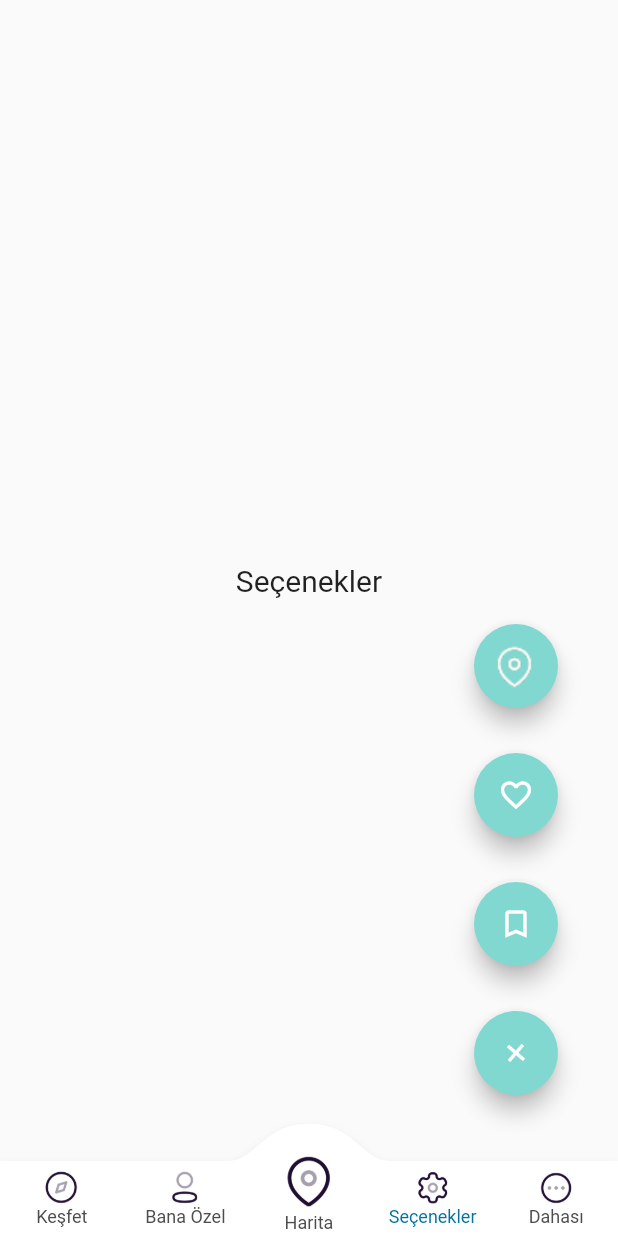
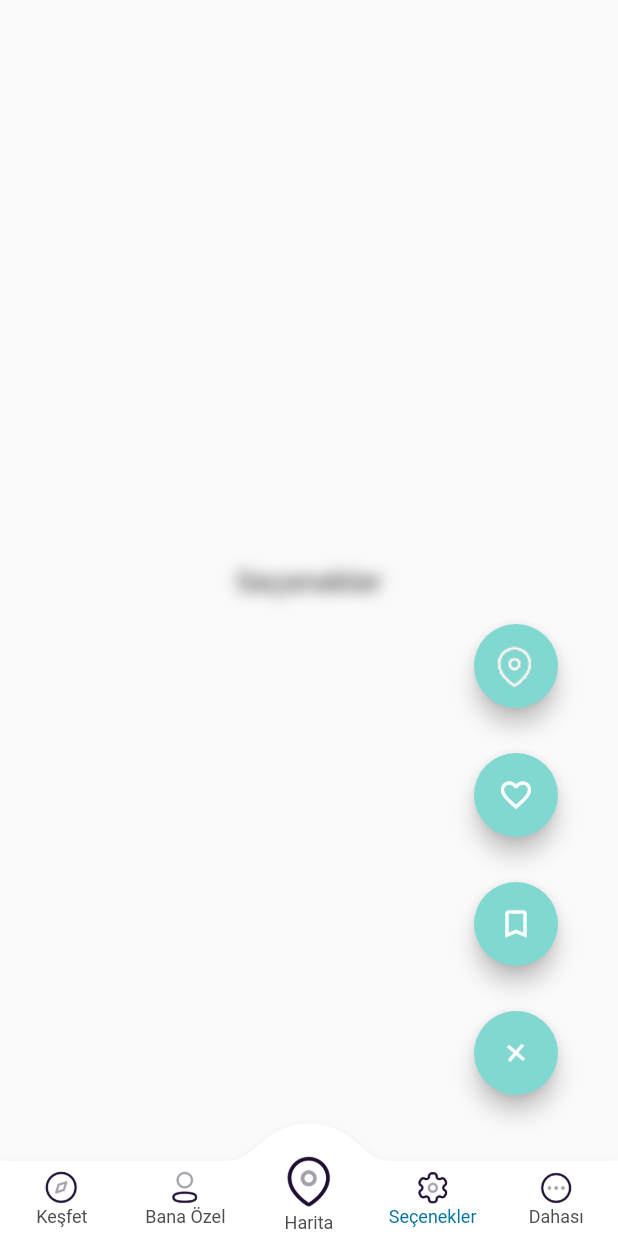
Before and after one commit to cihan-droid/bottomnav-master, a Flutter app: the screen it shows after launch, item 4 of the bottom bar chosen, after a tap on the "add" icon, on a phone screen of 412 x 824 dp. Run offline on Flutter 3.47's test engine with Material 2 defaults, Android fonts, the phone set to English and light mode, and no system bars; drawn by our look-alikes of convex_bottom_bar.

Commit message:
arka plan oldu

```diff
--- a/lib/FabIkon.dart
+++ b/lib/FabIkon.dart
@@ -1,4 +1,5 @@
 import 'package:bottomnav/bloc/fab_icon_bloc.dart';
+import 'package:bottomnav/bloc/fab_icon_bloc_provider.dart';
 import 'package:flutter/material.dart';
 
 class FabIkon extends StatefulWidget {
@@ -42,13 +43,19 @@ class _FabIkonState extends State<FabIkon> with SingleTickerProviderStateMixin {
         curve: _curve,
       ),
     ));
-    _fabIkonBloc = FabIkonBloc();
     super.initState();
+  }
+
+  @override
+  void didChangeDependencies() {
+    super.didChangeDependencies();
+    _fabIkonBloc = FabIkonBlocProvider.of(context).fabIkonBlocc;
   }
 
   @override
   dispose() {
     _animationController.dispose();
+    _fabIkonBloc.dispose();
     super.dispose();
   }
 
@@ -58,7 +65,7 @@ class _FabIkonState extends State<FabIkon> with SingleTickerProviderStateMixin {
       _fabIkonBloc.fabIkonEkleSinki.add(true);
     } else {
       _animationController.reverse();
-      _fabIkonBloc.fabIkonEkleSinki.add(null);
+      _fabIkonBloc.fabIkonEkleSinki.add(false);
     }
     isOpened = !isOpened;
   }
--- a/lib/Home.dart
+++ b/lib/Home.dart
@@ -1,5 +1,8 @@
+import 'dart:ui';
+
 import 'package:bottomnav/FabIkon.dart';
 import 'package:bottomnav/bloc/fab_icon_bloc.dart';
+import 'package:bottomnav/bloc/fab_icon_bloc_provider.dart';
 import 'package:convex_bottom_bar/convex_bottom_bar.dart';
 import 'package:flutter/material.dart';
 import 'package:flutter/services.dart';
@@ -38,13 +41,19 @@ class _MyHomePageState extends State<MyHomePage> with TickerProviderStateMixin {
   }
 
   @override
+  void dispose() {
+    _fabIkonBloc.dispose();
+    super.dispose();
+  }
+
+  @override
   Widget build(BuildContext context) {
-    return Scaffold(
-      body: StreamBuilder(
-        stream: _fabIkonBloc.fabIkonStream,
-        builder: (context, snapshot) {
-          if (!snapshot.hasData) {
-            return PageView(
+    return FabIkonBlocProvider(
+        fabIkonBlocc: _fabIkonBloc,
+        child: Scaffold(
+          body: Stack(
+            children: [
+              PageView(
                 controller: _pageController,
                 onPageChanged: (page) {
                   setState(() {
@@ -60,11 +69,27 @@ class _MyHomePageState extends State<MyHomePage> with TickerProviderStateMixin {
                   Secenekler(),
                   Dahasi(),
                 ],
-            );
+              ),
+              StreamBuilder(
+                stream: _fabIkonBloc.fabIkonStream,
+                builder: (context, snapshot) {
+                  if (snapshot.data == true) {
+                    return Positioned.fill(
+                        child: BackdropFilter(
+                      filter: ImageFilter.blur(
+                        sigmaX: 5,
+                        sigmaY: 5,
+                      ),
+                      child: Container(
+                        color: Colors.black.withOpacity(0),
+                      ),
+                    ));
                   } else {
                     return Container();
                   }
                 },
+              ),
+            ],
           ),
           bottomNavigationBar: ConvexAppBar(
             //BottomNavBar
@@ -102,11 +127,12 @@ class _MyHomePageState extends State<MyHomePage> with TickerProviderStateMixin {
             onTap: (int i) {
               //BottomNavigationBar ikonlarına tıklanıldığında PageView animasyonu ile sayfa geçişi sağlanıyor.
               _pageController.animateToPage(i,
-              duration: Duration(milliseconds: 200), curve: Curves.easeInQuart);
+                  duration: Duration(milliseconds: 200),
+                  curve: Curves.easeInQuart);
               setState(
                 () {
                   selectedPage = i;
-              _fabIkonBloc.fabIkonEkleSinki.add(null);
+                  _fabIkonBloc.fabIkonEkleSinki.add(false);
                 },
               );
             },
@@ -116,6 +142,6 @@ class _MyHomePageState extends State<MyHomePage> with TickerProviderStateMixin {
             backgroundColor: Colors.white,
           ),
           floatingActionButton: FabIkon(),
-    );
+        ));
   }
 }
--- a/lib/bloc/fab_icon_bloc.dart
+++ b/lib/bloc/fab_icon_bloc.dart
@@ -1,12 +1,14 @@
 import 'dart:async';
 
 class FabIkonBloc {
-  StreamController<bool> fabIkonStreamController =
+  StreamController<bool> _fabIkonStreamController =
       StreamController<bool>.broadcast();
-  Sink<bool> get fabIkonEkleSinki => fabIkonStreamController.sink;
-  Stream<bool> get fabIkonStream => fabIkonStreamController.stream;
+  Sink<bool> get fabIkonEkleSinki => _fabIkonStreamController.sink;
+  Stream<bool> get fabIkonStream => _fabIkonStreamController.stream;
+
+  FabIkonBloc();
 
   void dispose() {
-    fabIkonStreamController.close();
+    _fabIkonStreamController.close();
   }
 }
--- /dev/null
+++ b/lib/bloc/fab_icon_bloc_provider.dart
@@ -0,0 +1,16 @@
+import 'package:bottomnav/bloc/fab_icon_bloc.dart';
+import 'package:flutter/material.dart';
+
+class FabIkonBlocProvider extends InheritedWidget {
+  final FabIkonBloc fabIkonBlocc;
+  const FabIkonBlocProvider({Key key, Widget child, this.fabIkonBlocc})
+      : super(child: child, key: key);
+  static FabIkonBlocProvider of(BuildContext context) {
+    return context.dependOnInheritedWidgetOfExactType();
+  }
+
+  @override
+  bool updateShouldNotify(FabIkonBlocProvider oldWidget) {
+    return (fabIkonBlocc != oldWidget.fabIkonBlocc);
+  }
+}
```
Lines whose indentation alone changed are shown as unchanged.
